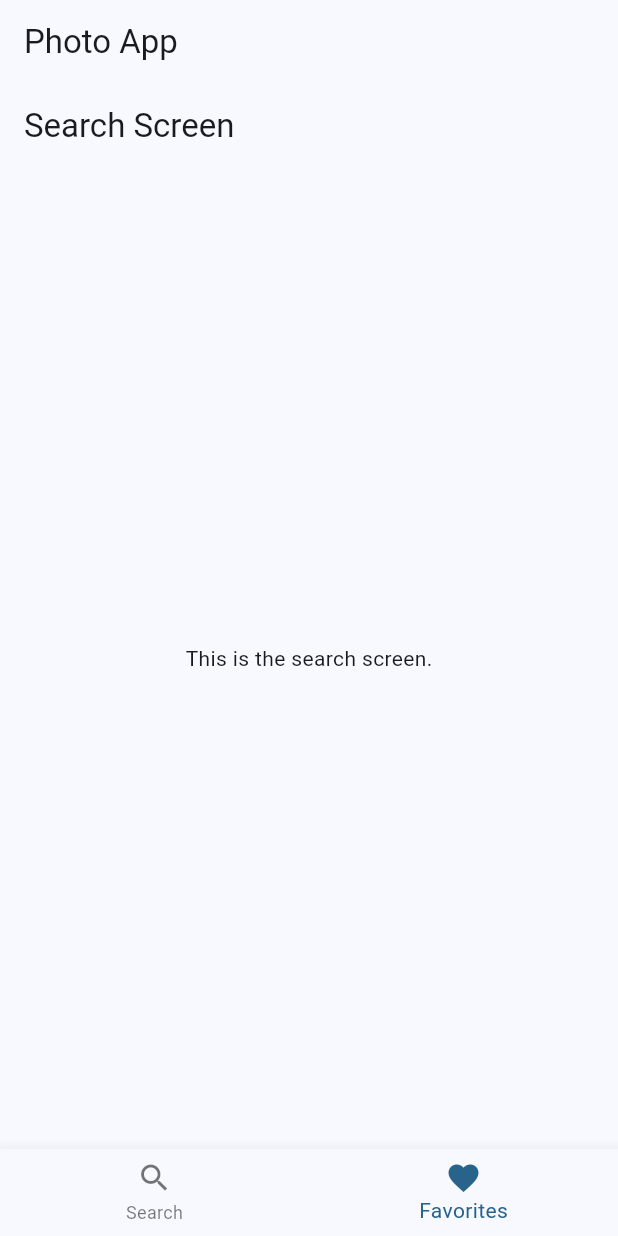
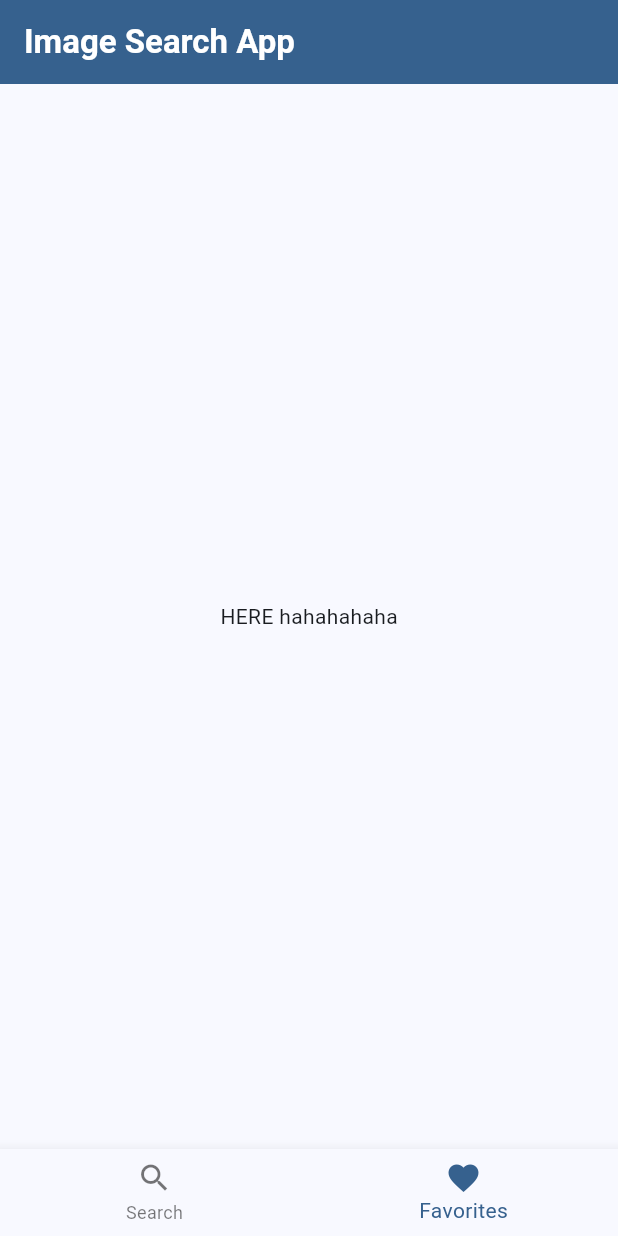
Before and after one commit to Jason-mcm/Image-Search-App, a Flutter app: the screen it shows after launch, item 2 of the bottom bar chosen, on a phone screen of 412 x 824 dp. Run offline on Flutter 3.47's test engine with Material 2 defaults, Android fonts, the phone set to English and light mode, and no system bars.

Commit message:
adding photo provider

```diff
--- a/lib/home.dart
+++ b/lib/home.dart
@@ -1,35 +1,38 @@
+/// Jason McMillan
+
 import 'package:flutter/material.dart';
-import 'search.dart';
-import 'photo.dart';
 import 'searchScreen.dart';
 import 'likesScreen.dart';
 
-// import 'package:flutter_cache_manager/flutter_cache_manager.dart'; // Import the package
-
-class MyHomePage extends StatefulWidget {
-  const MyHomePage({super.key, required this.title});
+class HomePage extends StatefulWidget {
+  const HomePage({super.key, required this.title});
   final String title;
 
   @override
-  State<MyHomePage> createState() => _MyHomePageState();
+  State<HomePage> createState() => _HomePageState();
 }
 
-class _MyHomePageState extends State<MyHomePage> {
+class _HomePageState extends State<HomePage> {
   int _currentIndex = 0;
   final List<Widget> _screens = [
     const SearchScreen(),
-    LikesScreen(),
+    LikeScreen(),
   ];
 
   @override
   Widget build(BuildContext context) {
     return Scaffold(
       appBar: AppBar(
-        title: const Text('Photo App'),
+        title: Text(widget.title,
+          style: const TextStyle(
+            color: Colors.white,
+            fontWeight: FontWeight.bold,
+          ),
+        ),
+        backgroundColor: Theme.of(context).primaryColor,
       ),
       body: _screens[_currentIndex],
       bottomNavigationBar: BottomNavigationBar(
-        // ... (bottom navigation bar code)
           currentIndex: _currentIndex,
           onTap: (index) {
             setState(() {
@@ -45,6 +48,8 @@ class _MyHomePageState extends State<MyHomePage> {
               icon: Icon(Icons.favorite),
               label: 'Favorites',
             ),
-    ]));
+          ]
+      )
+    );
   }
 }
--- a/lib/likesScreen.dart
+++ b/lib/likesScreen.dart
@@ -1,15 +1,24 @@
 
 import 'package:flutter/material.dart';
+import 'package:image_search/photoProvider.dart';
+import 'package:provider/provider.dart';
 
-class LikesScreen extends StatelessWidget {
+
+class LikeScreen extends StatefulWidget {
+  const LikeScreen({super.key});
+
+  @override
+  State<LikeScreen> createState() => _LikeScreenState();
+}
+
+class _LikeScreenState extends State<LikeScreen> {
   @override
   Widget build(BuildContext context) {
+    final likedPhotoProvider = Provider.of<LikedPhotosProvider>(context);
+    print(likedPhotoProvider.likedPhotos.length);
     return Scaffold(
-      appBar: AppBar(
-        title: Text('Search Screen'),
-      ),
       body: Center(
-        child: Text('This is the search screen.'),
+        child: Text("HERE hahahahaha"),
       ),
     );
   }
--- a/lib/main.dart
+++ b/lib/main.dart
@@ -1,8 +1,17 @@
+/// Jason McMillan
+
 import 'package:flutter/material.dart';
+import 'package:image_search/photoProvider.dart';
+import 'package:provider/provider.dart';
 import 'home.dart';
 
+/// Main driver function
 void main() {
-  runApp(const MyApp());
+  runApp(
+      ChangeNotifierProvider(create: (context) => LikedPhotosProvider(),
+      child: const MyApp(),
+      )
+  );
 }
 
 class MyApp extends StatelessWidget {
@@ -13,10 +22,10 @@ class MyApp extends StatelessWidget {
     return MaterialApp(
       title: 'Image Search App',
       theme: ThemeData(
-        colorScheme: ColorScheme.fromSeed(seedColor: Colors.lightBlue),
+        colorScheme: ColorScheme.fromSeed(seedColor: Colors.blue.shade500),
         useMaterial3: true,
       ),
-      home: const MyHomePage(title: 'SearchIT'),
+      home: const HomePage(title: 'Image Search App'),
     );
   }
 }
--- /dev/null
+++ b/lib/photoProvider.dart
@@ -0,0 +1,21 @@
+import 'package:flutter/material.dart';
+import 'photo.dart';
+
+class LikedPhotosProvider with ChangeNotifier {
+  final Set<Photo> _likedPhotos = {};
+  final Set<int> _photoIds = {};
+  Set<Photo> get likedPhotos => _likedPhotos;
+  Set<int> get photoIds => _photoIds;
+
+  void toggleLike(Photo photo) {
+    if (_photoIds.contains(photo.id)) {
+      _photoIds.remove(photo.id);
+      _likedPhotos.remove(photo);
+    }
+    else {
+      _photoIds.add(photo.id);
+      _likedPhotos.add(photo);
+    }
+    notifyListeners();
+  }
+}
--- a/pubspec.yaml
+++ b/pubspec.yaml
@@ -31,7 +31,9 @@ dependencies:
   flutter:
     sdk: flutter
   http: ^0.13.3  # Check for the latest version
-#  flutter_cache_manager: ^3.2.0  # Add the flutter_cache_manager package here
+  provider: ^5.0.0  # Replace with the latest version
+
+  #  flutter_cache_manager: ^3.2.0  # Add the flutter_cache_manager package here
 
 
 
```
Also changed, not shown: lib/searchScreen.dart (+20 -16 lines), pubspec.lock. Lines whose indentation alone changed are shown as unchanged.
